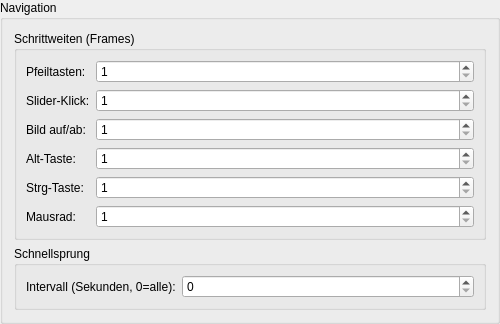
First picture: the form in ui/ttcutsettingsnavigation.ui, repository MINIXJR/TTCut-ng, before the edit.
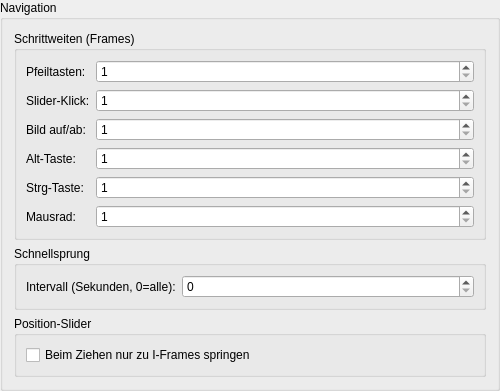
Second picture: the form after the edit.

Commit message: Settings UX: Sidebar reorder, Allgemein removed, fastSlider→Navigation, Muxer reorder

```diff
--- a/ui/ttcutsettingsnavigation.ui
+++ b/ui/ttcutsettingsnavigation.ui
@@ -112,6 +112,19 @@
      </layout>
     </widget>
    </item>
+   <item>
+    <widget class="QGroupBox" name="gbSliderDrag">
+     <property name="title"><string>Position-Slider</string></property>
+     <layout class="QVBoxLayout">
+      <item>
+       <widget class="QCheckBox" name="cbQuickSearch">
+        <property name="text"><string>Beim Ziehen nur zu I-Frames springen</string></property>
+        <property name="toolTip"><string>Beim Ziehen des Position-Sliders im Hauptfenster nur zum nächsten I-Frame springen (schneller) statt zur exakten Frame-Position (Frame-genau, aber langsamer beim Slider-Drag).</string></property>
+       </widget>
+      </item>
+     </layout>
+    </widget>
+   </item>
    <item>
     <spacer><property name="orientation"><enum>Qt::Vertical</enum></property><property name="sizeHint" stdset="0"><size><width>20</width><height>40</height></size></property></spacer>
    </item>
```
The commit also changes 9 other files.
